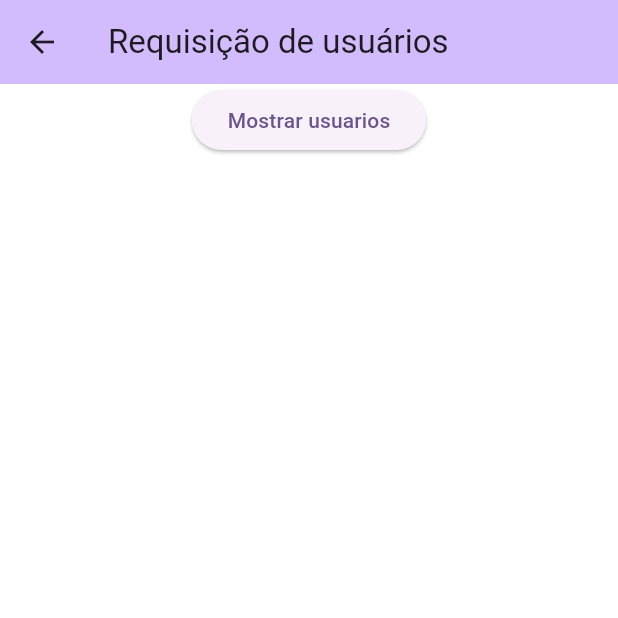
After one commit to santos243/teste_app_api, a Flutter app: the screen it shows after launch, after a tap on "Ir para usuarios", on a phone screen of 412 x 824 dp, the top half of it. The commit adds this screen. Run offline on Flutter 3.47's test engine with Material 3 defaults, Android fonts, the phone set to English and light mode, and no system bars; network calls fail.

Commit message:
A função para mostrar usuarios foi movida para uma pagina especifica
Atualização: agora  a função foi movida para uma pagina especifica. Basta clicar no botao de 'ir para usuarios' que voce sera redirecionado.

```diff
--- a/lib/paginas/pagina_info_usuarios_page.dart
+++ b/lib/paginas/pagina_info_usuarios_page.dart
@@ -13,6 +13,7 @@ class PaginaDetalhesUsuario extends StatefulWidget {
 }
 
 class _PaginaDetalhesUsuarioState extends State<PaginaDetalhesUsuario> {
+
   @override
   Widget build(BuildContext context) {
     return Scaffold(
@@ -26,7 +27,7 @@ class _PaginaDetalhesUsuarioState extends State<PaginaDetalhesUsuario> {
           crossAxisAlignment: CrossAxisAlignment.stretch,
           children: [
             Image.network(
-              'https://cdn.pixabay.com/photo/2012/04/26/19/43/profile-42914_960_720.png',
+              'https://cdn-icons-png.flaticon.com/512/8423/8423785.png',
               width: 30,
               height: 290,
               fit: BoxFit.fitHeight
@@ -34,7 +35,7 @@ class _PaginaDetalhesUsuarioState extends State<PaginaDetalhesUsuario> {
             Text(
               '\n\tID do usuario: ${widget.itemLista.id_usuario}'
               '\n\tNome completo do usuario: ${widget.itemLista.nome} '
-              '\n\tCPF do usuario: ${widget.itemLista.cpf}\n',
+              '\n\tCPF: ${widget.itemLista.cpf}\n',
               textScaleFactor: 1.5,
             ),
           ],
--- a/lib/paginas/pagina_inicial_page.dart
+++ b/lib/paginas/pagina_inicial_page.dart
@@ -5,6 +5,7 @@ import 'package:teste_app_api/core/http/application/my_http.dart';
 import 'package:teste_app_api/models/usuario.dart';
 import 'package:teste_app_api/paginas/pagina_info_usuarios_page.dart';
 import 'package:teste_app_api/paginas/pagina_produtos_page.dart';
+import 'package:teste_app_api/paginas/pagina_usuarios_page.dart';
 
 class PaginaInicialPage extends StatefulWidget {
   const PaginaInicialPage({super.key});
@@ -30,45 +31,8 @@ class _PaginaInicialPageState extends State<PaginaInicialPage> {
           // crossAxisAlignment: CrossAxisAlignment.center,
           children: [
             ElevatedButton(
-              onPressed: funcaoMostrarUsuarios,
-              child: const Text('Mostrar usuarios'),
-            ),
-            Expanded(
-              child: ListView(
-                // children: [
-                //   Text('Abcdef'),
-                //   Text('Abcdef'),
-                //   Text('Abcdef'),
-                // ],
-                children: listaUsuarios
-                    .map(
-                      (itemLista) => Row(
-                        children: [
-                          // const FlutterLogo(
-                          //   size: 80,
-                          // ),
-                          Image.network(
-                            "https://cdn.pixabay.com/photo/2012/04/26/19/43/profile-42914_960_720.png",
-                            height: 50,
-                            width: 50,
-                            fit: BoxFit.cover,
-                          ),
-                          Expanded(
-                            child: ListTile(
-                              title: Text(itemLista.nome),
-                              subtitle: Text(
-                                  'ID do usuario - ${itemLista.id_usuario}'),
-                              trailing: IconButton(
-                                onPressed: () => mostrarDetalhes(itemLista),
-                                icon: const Icon(Icons.info_outline_rounded),
-                              ),
-                            ),
-                          ),
-                        ],
-                      ),
-                    )
-                    .toList(),
-              ),
+              onPressed: () => irParaUsuarios(),
+              child: const Text('Ir para usuarios'),
             ),
             ElevatedButton(
               onPressed: () => irParaProdutos(),
@@ -80,32 +44,17 @@ class _PaginaInicialPageState extends State<PaginaInicialPage> {
     );
   }
 
-  void funcaoMostrarUsuarios() async {
-    //limpa lista
-    listaUsuarios.clear();
-
-    final myHttp = MyHttpService<Usuario>();
-
-    final xlistaUsuarios =
-        await myHttp.get(entity: 'usuario', builder: Usuario.fromMap);
-
-    listaUsuarios.addAll(xlistaUsuarios);
-
-    setState(() {});
-  }
-
-  mostrarDetalhes(Usuario itemLista) {
-    Navigator.push(
-      context,
-      MaterialPageRoute(
-          builder: (_) => PaginaDetalhesUsuario(itemLista: itemLista)),
-    );
-  }
-
   void irParaProdutos() {
     Navigator.push(
       context,
       MaterialPageRoute(builder: (_) => const PaginaProdutosPage()),
+    );
+  }
+
+  void irParaUsuarios() {
+    Navigator.push(
+      context,
+      MaterialPageRoute(builder: (_) => const PaginaUsuariosPage()),
     );
   }
 
--- /dev/null
+++ b/lib/paginas/pagina_usuarios_page.dart
@@ -0,0 +1,92 @@
+import 'package:flutter/material.dart';
+import 'package:teste_app_api/core/http/application/my_http.dart';
+import 'package:teste_app_api/models/usuario.dart';
+import 'package:teste_app_api/paginas/pagina_info_usuarios_page.dart';
+
+class PaginaUsuariosPage extends StatefulWidget {
+  const PaginaUsuariosPage({super.key});
+
+  @override
+  State<PaginaUsuariosPage> createState() => _PaginaUsuariosPageState();
+}
+
+class _PaginaUsuariosPageState extends State<PaginaUsuariosPage> {
+  final listaUsuarios = <Usuario>[];
+  @override
+  Widget build(BuildContext context) {
+    return Scaffold(
+      backgroundColor: Colors.white,
+      appBar: AppBar(
+        backgroundColor: Theme.of(context).colorScheme.inversePrimary,
+        title: const Text('Requisição de usuários'),
+      ),
+      body: Center(
+        child: Column(
+          mainAxisAlignment: MainAxisAlignment.spaceBetween,
+          // crossAxisAlignment: CrossAxisAlignment.center,
+          children: [
+            ElevatedButton(
+              onPressed: () => funcaoMostrarUsuarios(),
+              child: const Text('Mostrar usuarios'),
+            ),
+            Expanded(
+              child: ListView(
+                children: listaUsuarios
+                    .map(
+                      (itemLista) => Row(
+                        children: [
+                          // const FlutterLogo(
+                          //   size: 80,
+                          // ),
+                          Image.network(
+                            "https://cdn.pixabay.com/photo/2012/04/26/19/43/profile-42914_960_720.png",
+                            height: 50,
+                            width: 50,
+                            fit: BoxFit.cover,
+                          ),
+                          Expanded(
+                            child: ListTile(
+                              title: Text(itemLista.nome),
+                              subtitle: Text(
+                                  'ID do usuario - ${itemLista.id_usuario}'),
+                              trailing: IconButton(
+                                onPressed: () => mostrarDetalhes(itemLista),
+                                icon: const Icon(Icons.info_outline_rounded),
+                              ),
+                            ),
+                          ),
+                        ],
+                      ),
+                    )
+                    .toList(),
+              ),
+            ),
+          ],
+        ),
+      ),
+    );
+  }
+
+  // busca os usuarios no banco
+  void funcaoMostrarUsuarios() async {
+    //limpa lista
+    listaUsuarios.clear();
+
+    final myHttp = MyHttpService<Usuario>();
+
+    final xlistaUsuarios =
+        await myHttp.get(entity: 'usuario', builder: Usuario.fromMap);
+
+    listaUsuarios.addAll(xlistaUsuarios);
+
+    setState(() {});
+  }
+
+  mostrarDetalhes(Usuario itemLista) {
+    Navigator.push(
+      context,
+      MaterialPageRoute(
+          builder: (_) => PaginaDetalhesUsuario(itemLista: itemLista)),
+    );
+  }
+}
```
